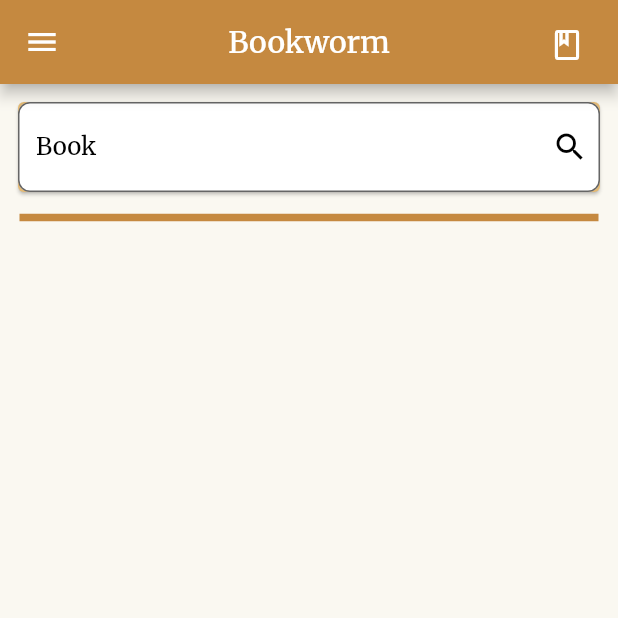
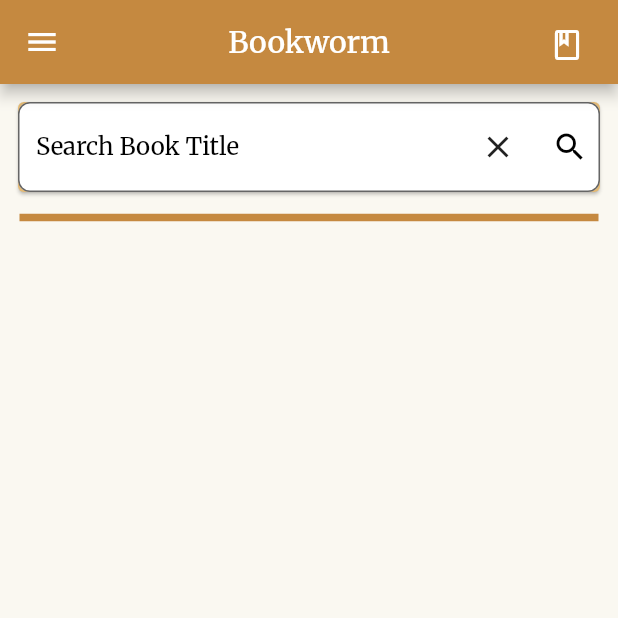
Before and after one commit to CarlloydViray/bookworm, a Flutter app: the screen it shows once a user with an empty profile is signed in, on a phone screen of 412 x 824 dp, the top half of it. Run offline on Flutter 3.47's test engine with Material 2 defaults, Android fonts, the light colour scheme and no system bars; drawn by our look-alikes of flutter_zoom_drawer; our stand-ins replace animated_splash_screen, awesome_snackbar_content, cloud_firestore, email_validator, firebase_auth, firebase_core and 4 more; accounts and stored records are empty.

Commit message:
Modified UI for textfields and book titles

```diff
--- a/lib/screens/mainScreen.dart
+++ b/lib/screens/mainScreen.dart
@@ -17,7 +17,6 @@ class _mainScreenState extends State<mainScreen> {
   final FocusNode _focusNode = FocusNode();
   TextEditingController search = TextEditingController();
   List<dynamic> books = [];
-  List<dynamic> full = [];
   bool isLoading = false;
 
   Future<List<dynamic>> searchBooks(String query) async {
@@ -96,7 +95,8 @@ class _mainScreenState extends State<mainScreen> {
                         focusNode: _focusNode,
                         controller: search,
                         decoration: const InputDecoration(
-                          labelText: 'Book',
+                          labelText: 'Search Book Title',
+                          hintText: 'Book Title',
                           filled: true,
                           fillColor: Colors.white,
                           labelStyle: TextStyle(
@@ -106,7 +106,15 @@ class _mainScreenState extends State<mainScreen> {
                       ),
                     ),
                     Positioned(
-                      child: IconButton(
+                      child: Row(
+                        mainAxisAlignment: MainAxisAlignment.end,
+                        children: [
+                          IconButton(
+                              onPressed: () {
+                                search.clear();
+                              },
+                              icon: const Icon(Icons.clear)),
+                          IconButton(
                             icon: const Icon(Icons.search),
                             color: Colors.black,
                             splashColor: Colors.transparent,
@@ -125,6 +133,8 @@ class _mainScreenState extends State<mainScreen> {
                                 });
                               });
                             },
+                          ),
+                        ],
                       ),
                     ),
                   ],
--- a/lib/screens/myFavesViewScreen.dart
+++ b/lib/screens/myFavesViewScreen.dart
@@ -91,6 +91,7 @@ class _myFavesScreenViewState extends State<myFavesScreenView> {
                 Text(
                   widget.title,
                   style: const TextStyle(fontSize: 30),
+                  textAlign: TextAlign.center,
                 ),
                 const SizedBox(
                   height: 12,
--- a/lib/screens/viewScreen.dart
+++ b/lib/screens/viewScreen.dart
@@ -125,7 +125,10 @@ class _viewScreenState extends State<viewScreen> {
                 ),
                 Text(
                   widget.title,
-                  style: const TextStyle(fontSize: 30),
+                  style: const TextStyle(
+                    fontSize: 30,
+                  ),
+                  textAlign: TextAlign.center,
                 ),
                 const SizedBox(
                   height: 12,
```
Lines whose indentation alone changed are shown as unchanged.
